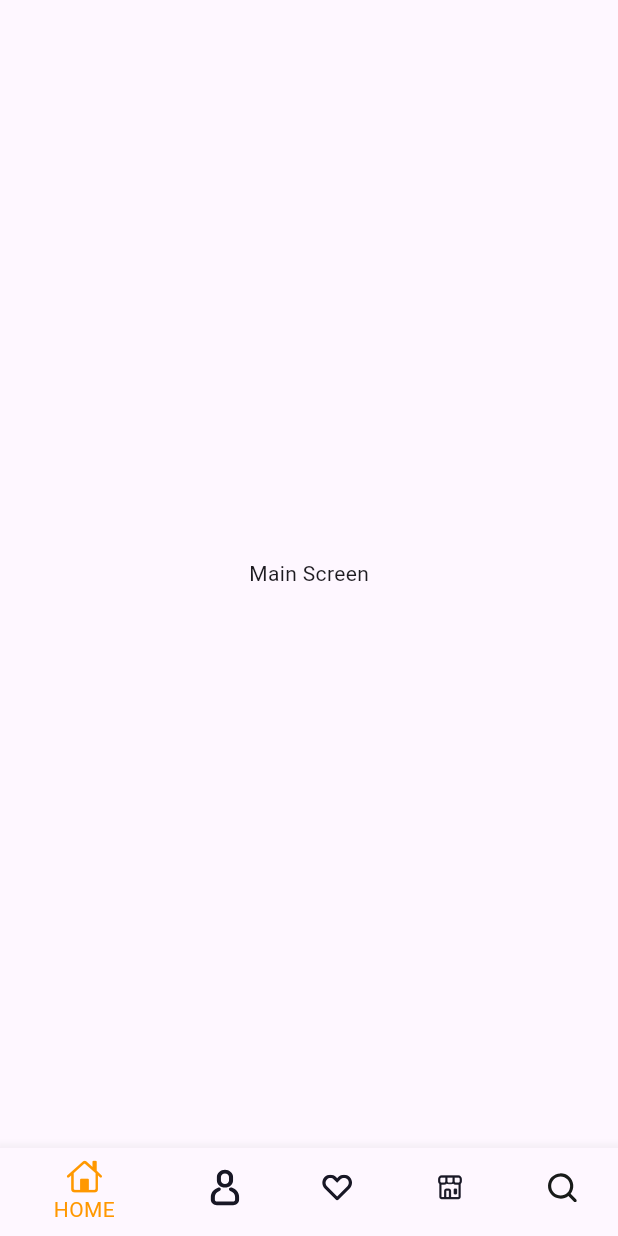
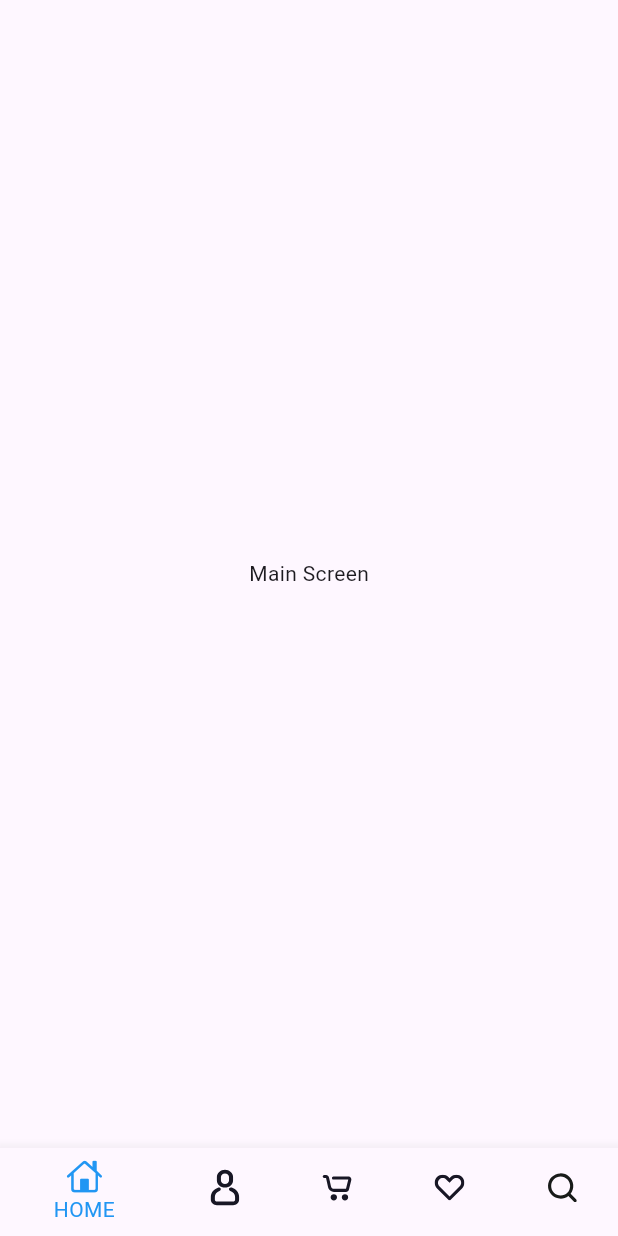
Before and after one commit to TaiNgonheng/MultiStore-Firebase, a Flutter app: the screen it shows after launch, on a phone screen of 412 x 824 dp. Run offline on Flutter 3.47's test engine with Material 3 defaults, Android fonts, the phone set to English and light mode, and no system bars; our stand-ins replace flutter_svg.

Commit message:
bottomnavigationBar: BottomNavigationBar( unselecteditemcolor: Colors.black, selecteditemcolor: Colors.blue, item=[  BottomNavigationBarItem(icon: Icon(CupertinoIcons.home), label: 'HOME', ] )

```diff
--- a/lib/views/buyers/main_screen.dart
+++ b/lib/views/buyers/main_screen.dart
@@ -13,16 +13,16 @@ class _MainScreenState extends State<MainScreen> {
   @override
   Widget build(BuildContext context) {
     return Scaffold(
-      body: Center(child: Text('Main Screen'),),
+      body: Center(child: Text('Main Screen')),
       bottomNavigationBar: BottomNavigationBar(
         unselectedItemColor: Colors.black12,
-        selectedItemColor: Colors.orange,
+        selectedItemColor: Colors.blue,
         items: [
           BottomNavigationBarItem(icon: Icon(CupertinoIcons.home),label: 'HOME'),
           BottomNavigationBarItem(icon: SvgPicture.asset('assets/icons/account.svg',width: 20,),label: 'ACCOUNT'),
+          BottomNavigationBarItem(icon: SvgPicture.asset('assets/icons/cart.svg',width: 20,),label: 'CART'),
           BottomNavigationBarItem(icon: SvgPicture.asset('assets/icons/favorite.svg',width: 20,),label: 'FAVORITE'),
-          BottomNavigationBarItem(icon: SvgPicture.asset('assets/icons/shop.svg',width: 20),label: 'STORE'),
-          BottomNavigationBarItem(icon: SvgPicture.asset('assets/icons/search.svg',width: 20),label:'SEARCH')
+          BottomNavigationBarItem(icon: SvgPicture.asset('assets/icons/search.svg',width: 20,),label: 'SEARCH'),
         ],
       ),
     );
```
